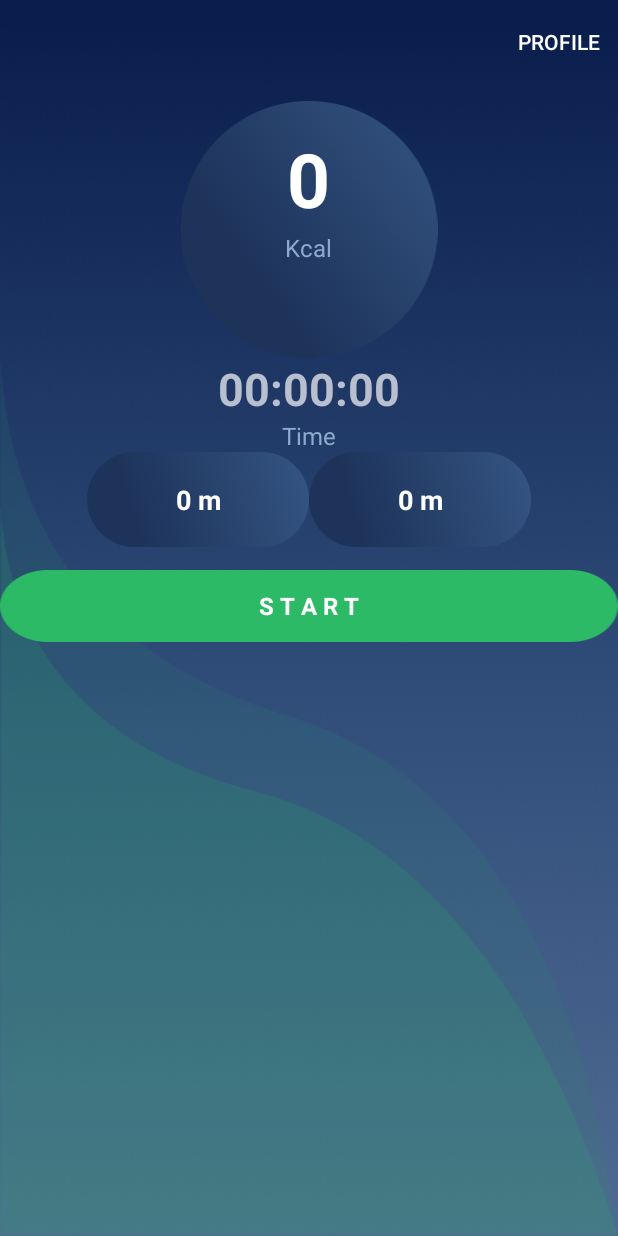
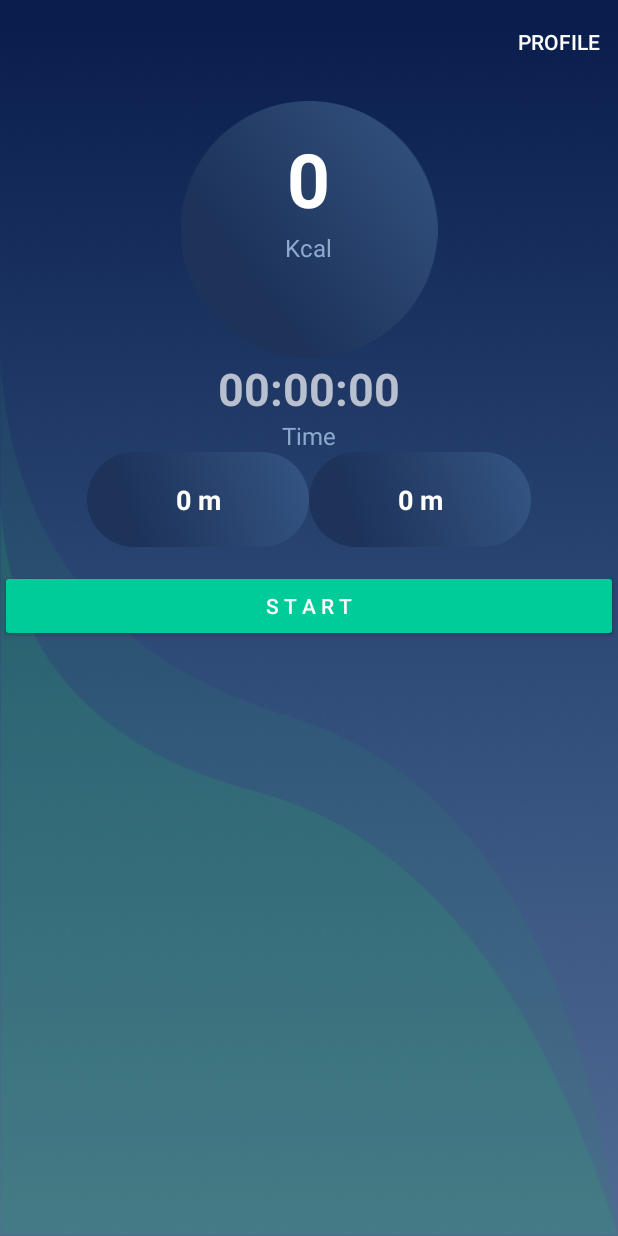
Before and after one commit to deajakovl12/CalorieTrek, an Android app: the TrainingActivity screen opened directly, with no data from a screen before it, on a phone screen of 412 x 824 dp. Run offline under Robolectric (Android 15) with nearby library versions, the phone set to English and light mode, and no system bars; our stand-ins replace ButterKnife.

Commit message:
Kreirana klasa ForegroundService.java, dodan funkcionalan timer na TrainingActivityu i jednostavan foreground servis
Jednostavan foreground servis otvara notifikaciju kad se trening pokrene, i zatvara ga kada se trening pauzira. Trening se može pokrenuti, pauzirati (zaustaviti isto za sada) i za sada samo pokreće vrijeme trajanja treninga.

```diff
--- a/app/src/main/res/layout/activity_training.xml
+++ b/app/src/main/res/layout/activity_training.xml
@@ -23,7 +23,8 @@
         android:orientation="vertical"
         android:weightSum="1"
         android:layout_alignParentTop="true"
-        android:layout_alignParentStart="true">
+        android:layout_alignParentStart="true"
+        android:baselineAligned="false">
 
         <RelativeLayout
             android:layout_width="wrap_content"
@@ -112,23 +113,21 @@
 
         </LinearLayout>
 
-        <LinearLayout
+        <Button
+            android:id="@+id/btnTrain"
+            style="@style/Widget.AppCompat.Button.Colored"
             android:layout_width="match_parent"
             android:layout_height="wrap_content"
-            android:background="@drawable/bg_button_green">
+            android:text="S T A R T" />
 
-            <TextView
-                android:id="@+id/textView8"
-                android:layout_width="match_parent"
-                android:layout_height="match_parent"
-                android:gravity="center"
-                android:text="S T A R T"
-                android:textAlignment="center"
-                android:textColor="@color/white"
-                android:textSize="16sp"
-                android:textStyle="bold" />
+        <Button
+            android:id="@+id/btnStop"
+            style="@style/Widget.AppCompat.Button.Colored"
+            android:layout_width="match_parent"
+            android:layout_height="wrap_content"
+            android:background="@android:color/holo_blue_dark"
+            android:text="S T O P" />
 
-        </LinearLayout>
     </LinearLayout>
 
     <TextView
```
Also changed, not shown: app/src/main/AndroidManifest.xml (+7 -0 lines), app/src/main/java/foi/hr/calorietrek/constants/Constants.java (added, +19 -0 lines), app/src/main/java/foi/hr/calorietrek/services/ForegroundService.java (added, +81 -0 lines), app/src/main/java/foi/hr/calorietrek/ui/training/view/TrainingActivity.java (+125 -0 lines).
